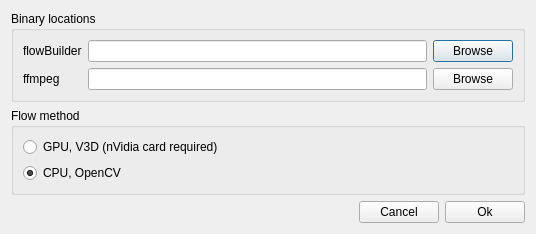
Before: the Qt Designer form slowmoVideo/slowmoUI/dialogues/preferencesDialog.ui in slowmoVideo/slowmoVideo, drawn with Qt 5.
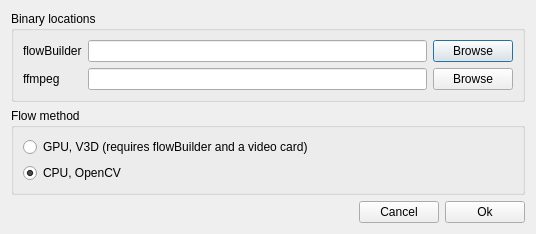
After: the same form once the commit is applied.

Commit message: Rendering: GPU vs CPU clarified

```diff
--- a/slowmoVideo/slowmoUI/dialogues/preferencesDialog.ui
+++ b/slowmoVideo/slowmoUI/dialogues/preferencesDialog.ui
@@ -70,7 +70,7 @@
       <item>
        <widget class="QRadioButton" name="methodV3D">
         <property name="text">
-         <string>GPU, V3D (nVidia card required)</string>
+         <string>GPU, V3D (requires flowBuilder and a video card)</string>
         </property>
        </widget>
       </item>
```
